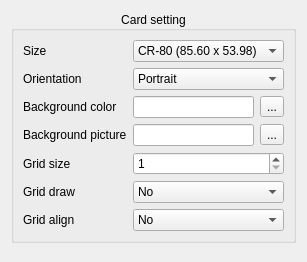
The window that HoruxCardDesigner/cardsetting.ui (BackupTheBerlios/horux-svn) describes before a commit, drawn with Qt 5.
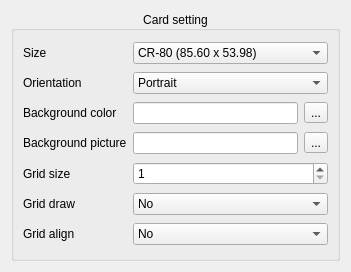
The same window after the commit.

Commit message: change textedit by spinbox some parameters

Diff of the .ui file:
```diff
--- a/HoruxCardDesigner/cardsetting.ui
+++ b/HoruxCardDesigner/cardsetting.ui
@@ -6,8 +6,8 @@
    <rect>
     <x>0</x>
     <y>0</y>
-    <width>286</width>
-    <height>262</height>
+    <width>351</width>
+    <height>272</height>
    </rect>
   </property>
   <property name="maximumSize">
@@ -19,7 +19,7 @@
   <property name="windowTitle">
    <string>Form</string>
   </property>
-  <layout class="QFormLayout" name="formLayout">
+  <layout class="QGridLayout" name="gridLayout_2">
    <item row="0" column="0">
     <widget class="QGroupBox" name="groupBox">
      <property name="title">
```
The commit also changes 4 other files.
